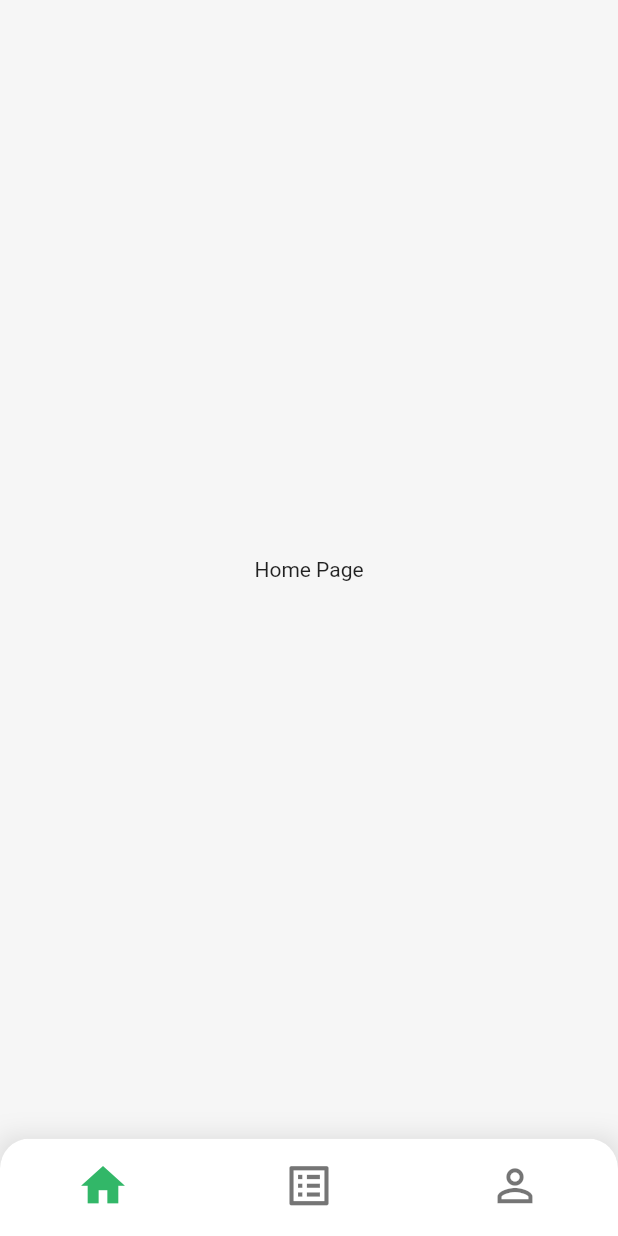
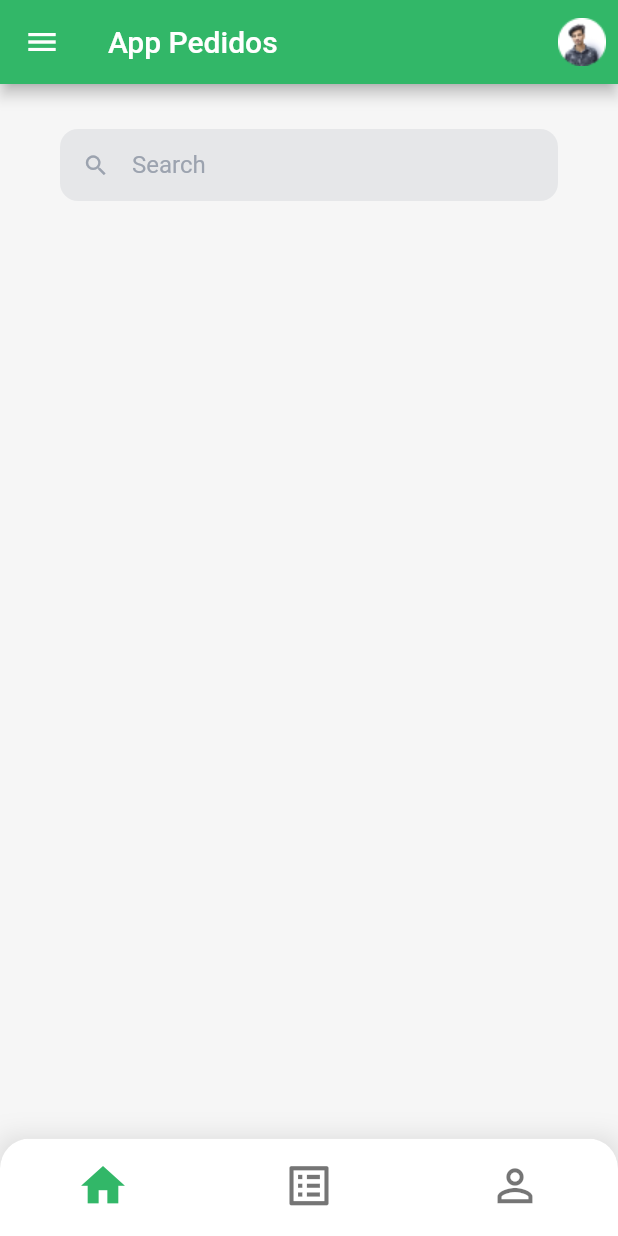
Before and after one commit to christiandionisio/pedidos-app, a Flutter app: the screen it shows after launch, on a phone screen of 412 x 824 dp. Run offline on Flutter 3.47's test engine with Material 2 defaults, Android fonts, the phone set to English and light mode, and no system bars; our stand-ins replace introduction_screen.

Commit message:
Agregar appbar y search field

```diff
--- a/lib/pages/home_page.dart
+++ b/lib/pages/home_page.dart
@@ -1,4 +1,6 @@
 import 'package:flutter/material.dart';
+import 'package:pedidos_app/ui/input_decorations.dart';
+import 'package:pedidos_app/widgets/bottom_menu.dart';
 
 class HomePage extends StatelessWidget {
   const HomePage({Key? key}) : super(key: key);
@@ -7,44 +9,46 @@ class HomePage extends StatelessWidget {
   Widget build(BuildContext context) {
     return Scaffold(
       backgroundColor: Color(0xFFF6F6F6),
-      body: Center(
-        child: Text('Home Page'),
+      appBar: _getCustomAppBar(),
+      body: Column(
+        children: [
+          _SearchCustomWidget(),
+        ],
       ),
-      bottomNavigationBar: Container(
-        decoration: const BoxDecoration(
-          boxShadow: <BoxShadow>[
-            BoxShadow(
-              color: Colors.black12,
-              blurRadius: 14,
-            ),
-          ],
+      bottomNavigationBar: BottomPrincipalMenu(),
+    );
+  }
+
+  AppBar _getCustomAppBar() {
+    return AppBar(
+      title: Text('App Pedidos'),
+      leading: IconButton(
+        // TODO: desplegar menú lateral
+        onPressed: () {},
+        icon: Icon(Icons.menu),
+      ),
+      actions: [
+        IconButton(
+          // TODO: actualizar perfil de acuerdo a servicio
+          icon: Image.asset('assets/home/perfil.png'),
+          onPressed: () {},
         ),
-        child: ClipRRect(
-          borderRadius: const BorderRadius.only(
-            topLeft: Radius.circular(20),
-            topRight: Radius.circular(20),
-          ),
-          child: BottomNavigationBar(
-            currentIndex: 0,
-            iconSize: 35,
-            showSelectedLabels: false,
-            showUnselectedLabels: false,
-            items: [
-              BottomNavigationBarItem(
-                icon: new Icon(Icons.home),
-                label: 'Home',
-              ),
-              BottomNavigationBarItem(
-                icon: new Icon(Icons.list_alt_outlined),
-                label: 'Home',
-              ),
-              BottomNavigationBarItem(
-                icon: new Icon(Icons.person_outline),
-                label: 'Home',
-              ),
-            ],
-          ),
-        ),
+      ],
+    );
+  }
+}
+
+class _SearchCustomWidget extends StatelessWidget {
+  @override
+  Widget build(BuildContext context) {
+    return Container(
+      padding: const EdgeInsets.symmetric(horizontal: 40, vertical: 30),
+      child: TextField(
+        decoration: InputDecorations.searchHomeInputDecoration(
+            hintText: 'Search', labelText: '', prefixIcon: Icons.search),
+        onTap: () {
+          print('Go to Search Page!');
+        },
       ),
     );
   }
--- a/lib/ui/input_decorations.dart
+++ b/lib/ui/input_decorations.dart
@@ -43,4 +43,36 @@ class InputDecorations {
           : null,
     );
   }
+
+  static InputDecoration searchHomeInputDecoration({
+    required String hintText,
+    required String labelText,
+    IconData? prefixIcon,
+  }) {
+    return InputDecoration(
+      filled: true,
+      fillColor: Color(0xFFE6E7E9),
+      isDense: true,
+      contentPadding: EdgeInsets.symmetric(vertical: 0),
+      enabledBorder: OutlineInputBorder(
+        borderSide: const BorderSide(
+          color: Colors.transparent,
+        ),
+        borderRadius: BorderRadius.circular(12),
+      ),
+      focusedBorder: OutlineInputBorder(
+        borderSide: const BorderSide(
+          color: Colors.transparent,
+        ),
+        borderRadius: BorderRadius.circular(12),
+      ),
+      hintText: hintText,
+      hintStyle: const TextStyle(
+        color: Color(0xFF9CA3AF),
+      ),
+      prefixIcon: prefixIcon != null
+          ? Icon(prefixIcon, color: Color(0xFF9CA3AF))
+          : null,
+    );
+  }
 }
--- /dev/null
+++ b/lib/widgets/bottom_menu.dart
@@ -0,0 +1,47 @@
+import 'package:flutter/material.dart';
+
+class BottomPrincipalMenu extends StatelessWidget {
+  const BottomPrincipalMenu({
+    Key? key,
+  }) : super(key: key);
+
+  @override
+  Widget build(BuildContext context) {
+    return Container(
+      decoration: const BoxDecoration(
+        boxShadow: <BoxShadow>[
+          BoxShadow(
+            color: Colors.black12,
+            blurRadius: 14,
+          ),
+        ],
+      ),
+      child: ClipRRect(
+        borderRadius: const BorderRadius.only(
+          topLeft: Radius.circular(20),
+          topRight: Radius.circular(20),
+        ),
+        child: BottomNavigationBar(
+          currentIndex: 0,
+          iconSize: 35,
+          showSelectedLabels: false,
+          showUnselectedLabels: false,
+          items: [
+            BottomNavigationBarItem(
+              icon: new Icon(Icons.home),
+              label: 'Home',
+            ),
+            BottomNavigationBarItem(
+              icon: new Icon(Icons.list_alt_outlined),
+              label: 'Historial',
+            ),
+            BottomNavigationBarItem(
+              icon: new Icon(Icons.person_outline),
+              label: 'Perfil',
+            ),
+          ],
+        ),
+      ),
+    );
+  }
+}
--- a/pubspec.yaml
+++ b/pubspec.yaml
@@ -58,6 +58,7 @@ flutter:
   assets:
     - assets/onboarding/
     - assets/registration/
+    - assets/home/
   #   - images/a_dot_ham.jpeg
   # An image asset can refer to one or more resolution-specific "variants", see
   # https://flutter.dev/assets-and-images/#resolution-aware.
```
Also changed, not shown: assets/home/perfil.png (added).
